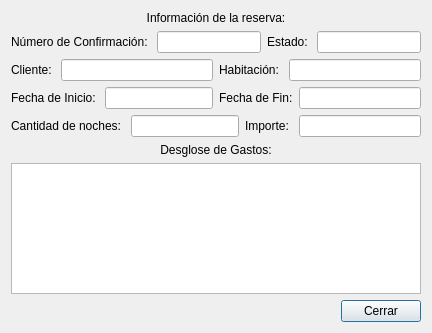
Dennis-Villa/Gestor_Hotelero, file Componentes_Visuales/Ventana_Info_Reserva/inforeserva.ui: the form before one commit.
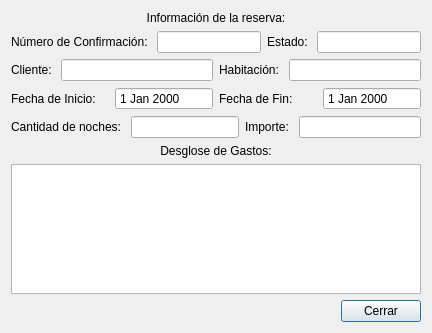
The form after the commit.

```diff
--- a/Componentes_Visuales/Ventana_Info_Reserva/inforeserva.ui
+++ b/Componentes_Visuales/Ventana_Info_Reserva/inforeserva.ui
@@ -116,10 +116,13 @@
         </widget>
        </item>
        <item>
-        <widget class="QLineEdit" name="lineEditInicio">
+        <widget class="QDateEdit" name="dateEditInicio">
          <property name="readOnly">
           <bool>true</bool>
          </property>
+         <property name="buttonSymbols">
+          <enum>QAbstractSpinBox::ButtonSymbols::NoButtons</enum>
+         </property>
         </widget>
        </item>
       </layout>
@@ -134,10 +137,19 @@
         </widget>
        </item>
        <item>
-        <widget class="QLineEdit" name="lineEditFin">
+        <widget class="QDateEdit" name="dateEditFin">
+         <property name="wrapping">
+          <bool>false</bool>
+         </property>
+         <property name="frame">
+          <bool>true</bool>
+         </property>
          <property name="readOnly">
           <bool>true</bool>
          </property>
+         <property name="buttonSymbols">
+          <enum>QAbstractSpinBox::ButtonSymbols::NoButtons</enum>
+         </property>
         </widget>
        </item>
       </layout>
```
